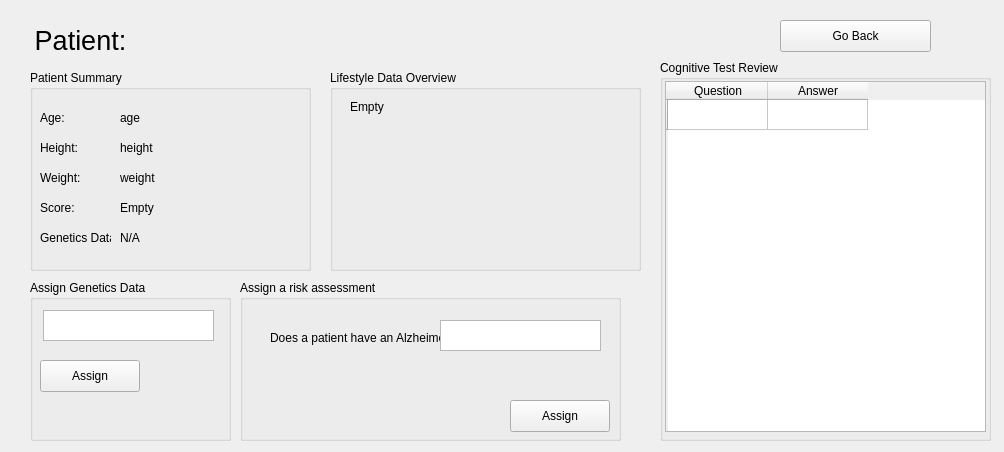
Before: the Qt Designer form ui_files/manage_patient.ui in MatijaPuca/Alzheimer-s-Disease, drawn with Qt 5.
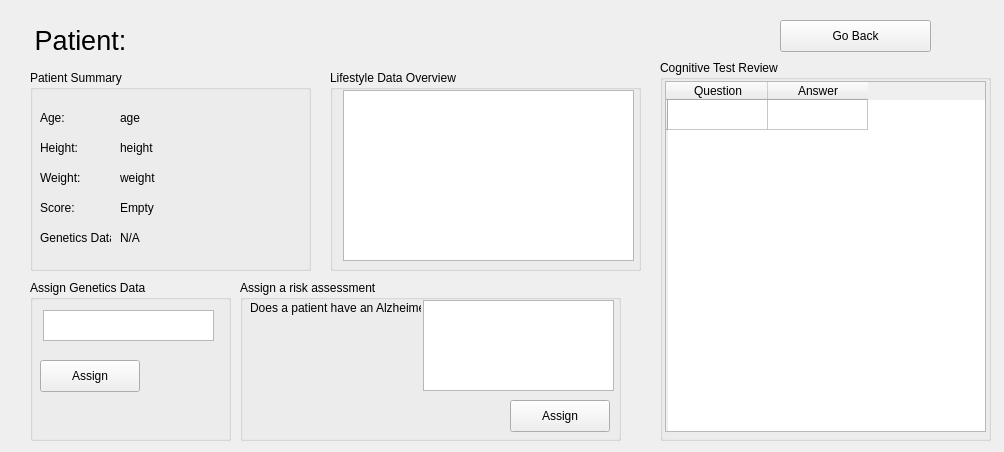
After: the same form once the commit is applied.

Commit message: Added a lifestyle data option to be added by the user and reviewed later by the healthcare provider.

Diff of the .ui file:
```diff
--- a/ui_files/manage_patient.ui
+++ b/ui_files/manage_patient.ui
@@ -83,8 +83,8 @@
    <widget class="QLabel" name="label">
     <property name="geometry">
      <rect>
-      <x>30</x>
-      <y>50</y>
+      <x>10</x>
+      <y>20</y>
       <width>171</width>
       <height>16</height>
      </rect>
@@ -93,13 +93,13 @@
      <string>Does a patient have an Alzheimer?</string>
     </property>
    </widget>
-   <widget class="QTextBrowser" name="txtRiskAssesment">
+   <widget class="QTextEdit" name="txtRiskAssesment">
     <property name="geometry">
      <rect>
-      <x>200</x>
-      <y>40</y>
-      <width>161</width>
-      <height>31</height>
+      <x>183</x>
+      <y>20</y>
+      <width>191</width>
+      <height>91</height>
      </rect>
     </property>
    </widget>
@@ -116,20 +116,17 @@
    <property name="title">
     <string>Lifestyle Data Overview</string>
    </property>
-   <widget class="QLabel" name="lifestyleLabel">
+   <widget class="QTextEdit" name="lifestyleLabel">
     <property name="geometry">
      <rect>
-      <x>20</x>
-      <y>30</y>
-      <width>281</width>
-      <height>121</height>
+      <x>13</x>
+      <y>20</y>
+      <width>291</width>
+      <height>171</height>
      </rect>
     </property>
-    <property name="text">
-     <string>Empty</string>
-    </property>
-    <property name="alignment">
-     <set>Qt::AlignLeading|Qt::AlignLeft|Qt::AlignTop</set>
+    <property name="readOnly">
+     <bool>true</bool>
     </property>
    </widget>
   </widget>
```
The commit also changes 5 other files.
